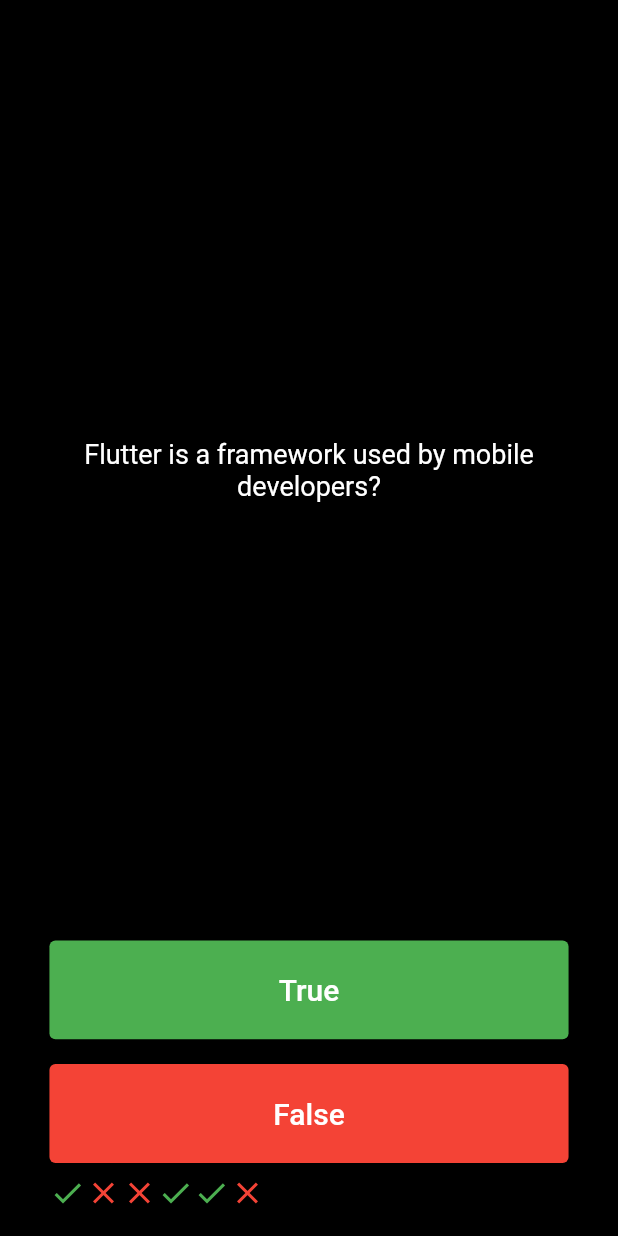
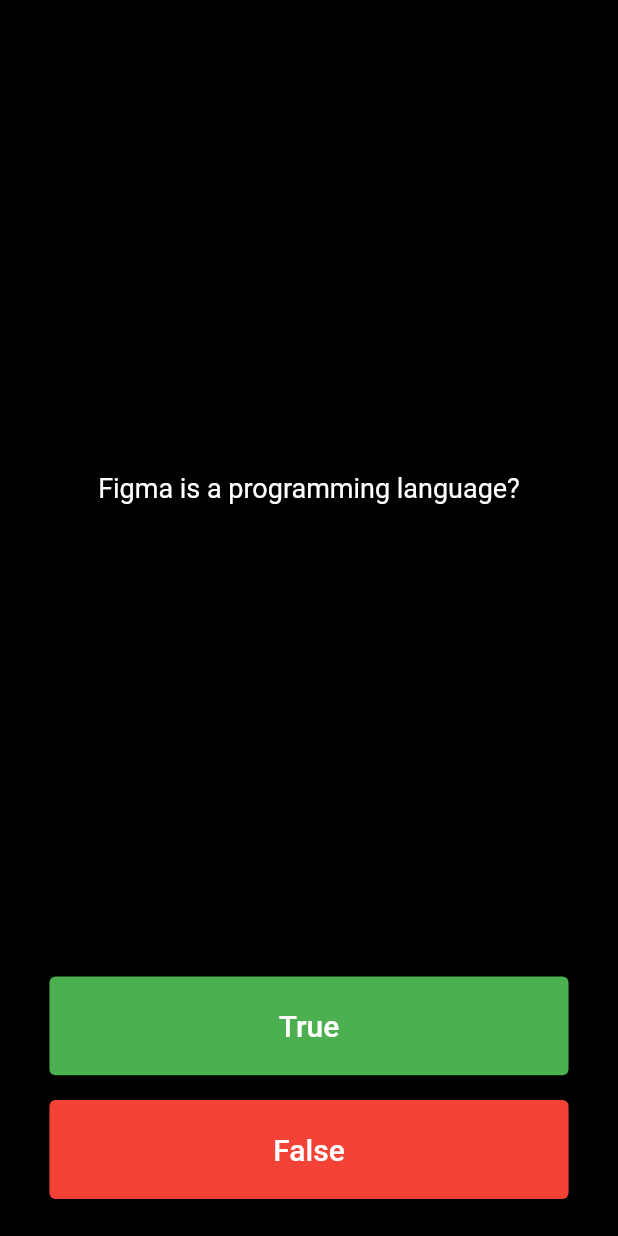
Before and after one commit to Aphosishiro/Quiz-App, a Flutter app: the screen it shows after launch, after a tap on "True", after a tap on "False", on a phone screen of 412 x 824 dp. Run offline on Flutter 3.47's test engine with Material 2 defaults, Android fonts, the phone set to English and light mode, and no system bars.

```diff
--- a/lib/home/home.dart
+++ b/lib/home/home.dart
@@ -9,24 +9,22 @@ class Home extends StatefulWidget {
 }
 
 class _HomeState extends State<Home> {
-  List<Icon> scoreKeeper = [
-    const Icon(
-      Icons.check,
-      color: Colors.green,
-    ),
-    const Icon(
-      Icons.close,
-      color: Colors.red,
-    ),
-    const Icon(
-      Icons.close,
-      color: Colors.red,
-    ),
-    const Icon(
-      Icons.check,
-      color: Colors.green,
-    ),
+  List<Icon> scoreKeeper = [];
+
+  List<String> questions = [
+    "Flutter is a framework used by mobile developers?",
+    "HTML is the acronym for HyperText Markup Language?",
+    "Figma is a programming language?",
+    "Git is a version control system?",
+    "List is to Dart, while Array is to JavaScript?",
+    "CSS stands for Cascading Spline sheet?",
+    "Strings in programming lanugauges are used to strore numbers?",
+    "ISP stands for Internet Service Provision?",
+    "Netlify is an example of a free hosting platform?",
+    "DNS is an acronym for Domain Name System?",
   ];
+
+  int questionNumbers = 0;
 
   @override
   Widget build(BuildContext context) {
@@ -36,7 +34,7 @@ class _HomeState extends State<Home> {
       return Expanded(
         child: Center(
           child: Text(
-            "Flutter is a framework used by mobile developers?",
+            questions[questionNumbers],
             textAlign: TextAlign.center,
             style: questionStyle,
           ),
@@ -69,12 +67,7 @@ class _HomeState extends State<Home> {
             buildQuestionBox(),
             buildAnswerButton(Colors.green, "True", () {
               setState(() {
-                setState(() {
-                  scoreKeeper.add(const Icon(
-                    Icons.check,
-                    color: Colors.green,
-                  ));
-                });
+                questionNumbers++;
               });
             }),
             SizedBox(
@@ -82,10 +75,7 @@ class _HomeState extends State<Home> {
             ),
             buildAnswerButton(Colors.red, "False", () {
               setState(() {
-                scoreKeeper.add(const Icon(
-                  Icons.close,
-                  color: Colors.red,
-                ));
+                questionNumbers++;
               });
             }),
             SizedBox(
```
